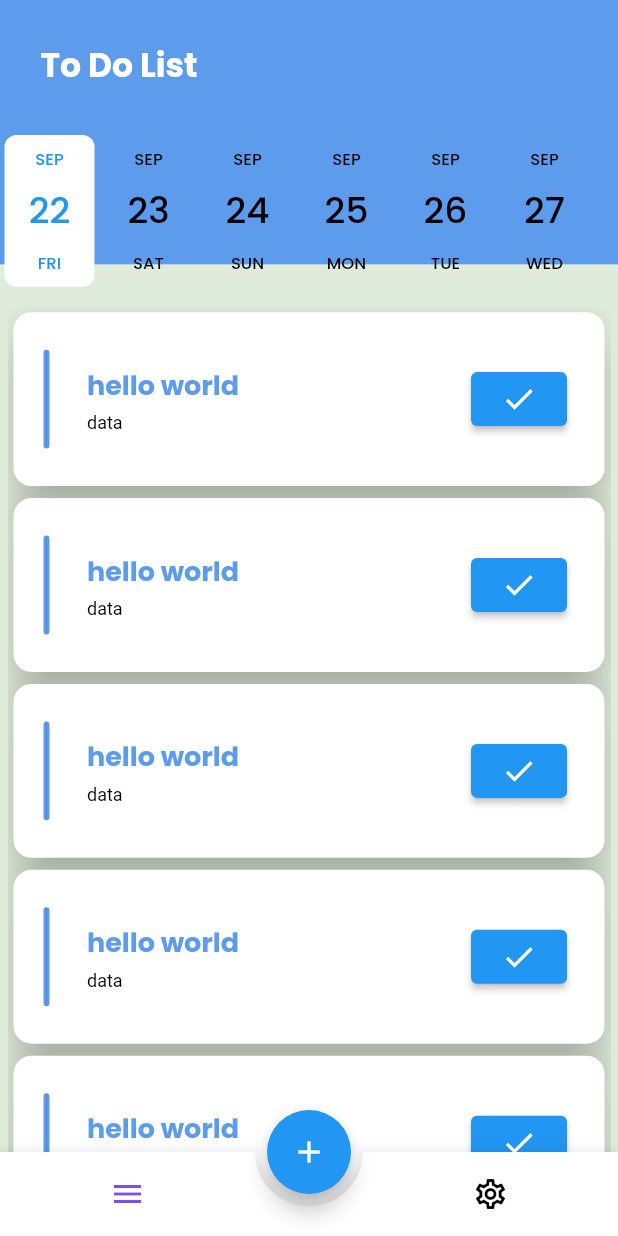
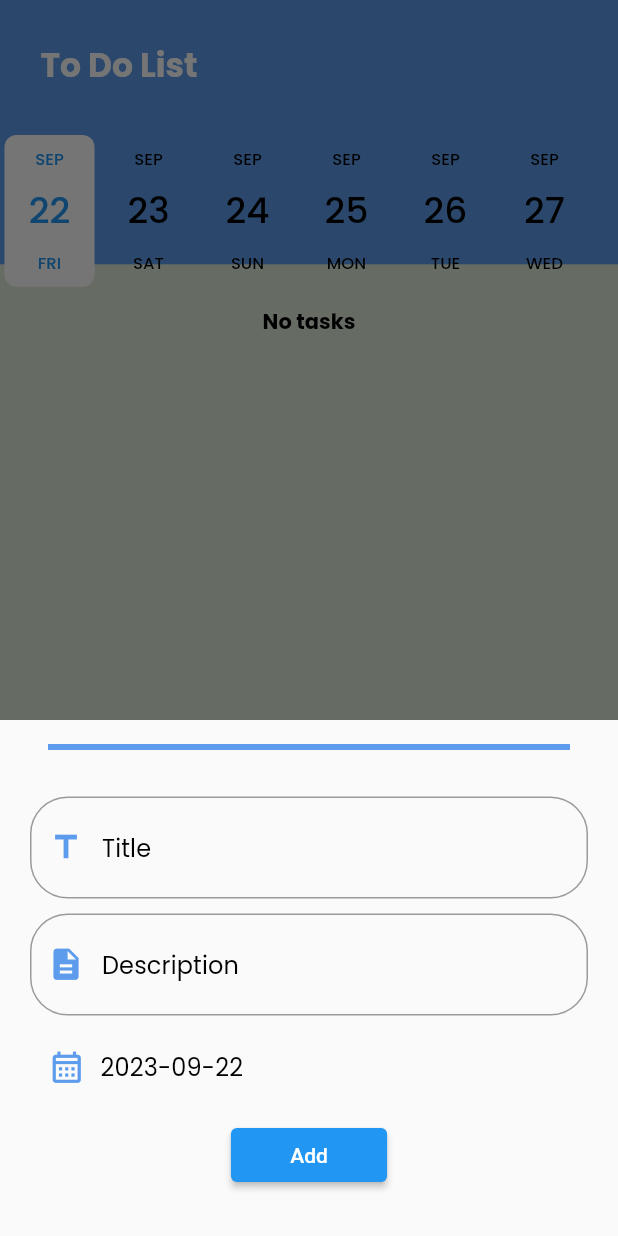
Before and after one commit to Emanpepars/ToDo, a Flutter app: the screen it shows after launch, after a tap on the "add" icon, on a phone screen of 412 x 824 dp. Run offline on Flutter 3.47's test engine with Material 2 defaults, Android fonts, the phone set to English and light mode, and no system bars; drawn by our look-alikes of animated_bottom_navigation_bar, date_picker_timeline, flutter_slidable; our stand-ins replace cloud_firestore, firebase_core, google_fonts; accounts and stored records are empty.

Commit message:
add firebase

```diff
--- /dev/null
+++ b/lib/firebase/firebase_functions.dart
@@ -0,0 +1,32 @@
+import 'package:cloud_firestore/cloud_firestore.dart';
+import 'package:todo/model/task_model.dart';
+
+class FireBaseFunctions{
+  static CollectionReference<TaskModel> getTaskCollection() {
+   return FirebaseFirestore.instance
+        .collection('Tasks')
+        .withConverter(
+        fromFirestore: (snapshot,_)=> TaskModel.fromJson(snapshot.data()!),
+        toFirestore: (task, options) => task.toJson(),
+    );
+  }
+  static Future<void> addTask(TaskModel task){
+    var collection = getTaskCollection();
+    var docRef = collection.doc();
+    task.id = docRef.id;
+    return docRef.set(task);
+  }
+  static deleteTask(String id){
+    return getTaskCollection().doc(id).delete();
+  }
+  static updateTask(String id,TaskModel task){
+    return getTaskCollection().doc(id).update(task.toJson(),
+    );
+  }
+  static Stream<QuerySnapshot<TaskModel>> getTasksFromFireStore(DateTime dateTime){
+    var collection = getTaskCollection();
+    return collection
+        .where("date", isEqualTo: dateTime.millisecondsSinceEpoch)
+        .snapshots();
+  }
+}
--- a/lib/home_layout/home_layout.dart
+++ b/lib/home_layout/home_layout.dart
@@ -2,6 +2,7 @@ import 'package:flutter/material.dart';
 import 'package:provider/provider.dart';
 import 'package:todo/provider/themeProvider.dart';
 import 'package:animated_bottom_navigation_bar/animated_bottom_navigation_bar.dart';
+import 'package:todo/reuseable/widget/addNewTask.dart';
 import 'package:todo/tabs/settings_tab.dart';
 import 'package:todo/tabs/tasks_tab.dart';
 class HomeScreen extends StatefulWidget {
@@ -21,7 +22,7 @@ class _HomeScreenState extends State<HomeScreen> {
     return Container(
       decoration: BoxDecoration(
         image: DecorationImage(
-          image: themeProvider.themeMode == ThemeMode.light ? AssetImage("assets/light_bg.png"):AssetImage("assets/dark_bg.png"),
+          image: themeProvider.themeMode == ThemeMode.light ? const AssetImage("assets/light_bg.png"):const AssetImage("assets/dark_bg.png"),
           fit: BoxFit.fill,
         ),
       ),
@@ -30,16 +31,34 @@ class _HomeScreenState extends State<HomeScreen> {
           extendBody: true,
           body: tabs[_bottomNavIndex],
               floatingActionButton: FloatingActionButton(
-                onPressed: () {  },
+                onPressed: () {
+                  showModalBottomSheet(
+                    isScrollControlled: true,
+                      context: context,
+                      builder: (context) {
+                        return Padding(
+                          padding:  EdgeInsets.only(
+                            bottom: MediaQuery.of(context).viewInsets.bottom,
+                          ),
+                          child: const AddNewTask(),
+                        );
+                      }
+                  );
+                },
+                shape: const StadiumBorder(
+                    side: BorderSide(
+                      color: Colors.white,
+                      width: 4,
+                    ),),
                 child:const Icon(Icons.add),
                 //params
               ),
               floatingActionButtonLocation: FloatingActionButtonLocation.centerDocked,
               bottomNavigationBar: AnimatedBottomNavigationBar(
-                icons: const [Icons.menu, Icons.settings_outlined],
+                icons: const [Icons.backup_table_sharp, Icons.settings_outlined],
                 activeIndex: _bottomNavIndex,
                 gapLocation: GapLocation.center,
-                notchSmoothness: NotchSmoothness.smoothEdge,
+                notchSmoothness: NotchSmoothness.defaultEdge,
                 onTap: (index) => setState(() => _bottomNavIndex = index), //other params
               ),
         ),
--- a/lib/main.dart
+++ b/lib/main.dart
@@ -1,12 +1,18 @@
 import 'package:flutter/material.dart';
 import 'package:provider/provider.dart';
+import 'package:todo/firebase_options.dart';
 import 'package:todo/home_layout/home_layout.dart';
 import 'package:todo/provider/themeProvider.dart';
 import 'package:todo/style/my_theme.dart';
 import 'package:todo/tabs/settings_tab.dart';
 import 'package:todo/tabs/tasks_tab.dart';
+import 'package:firebase_core/firebase_core.dart';
 
-void main() {
+void main() async {
+  WidgetsFlutterBinding.ensureInitialized();
+  await Firebase.initializeApp(
+    options: DefaultFirebaseOptions.currentPlatform,
+  );
   runApp(ChangeNotifierProvider(
       create: (BuildContext context) => ThemeProvider(),
       child: const MyApp()));
--- /dev/null
+++ b/lib/model/task_model.dart
@@ -0,0 +1,34 @@
+class TaskModel {
+  String id;
+  String title;
+  String description;
+  bool state;
+  int date;
+
+  TaskModel({
+    this.id = '',
+    required this.title,
+    required this.description,
+    required this.state,
+    required this.date,
+  });
+
+  TaskModel.fromJson(Map<String , dynamic> json)
+      :this(
+    id: json["id"],
+    title: json["title"],
+    description: json["description"],
+    state: json["state"],
+    date: json["date"],
+  );
+
+   Map<String , dynamic> toJson(){
+    return {
+      "id": id,
+      "title": title,
+      "description": description,
+      "state": state,
+      "date": date,
+    };
+  }
+}
--- /dev/null
+++ b/lib/reuseable/widget/addNewTask.dart
@@ -0,0 +1,167 @@
+import 'package:flutter/material.dart';
+import 'package:todo/firebase/firebase_functions.dart';
+import 'package:todo/model/task_model.dart';
+
+class AddNewTask extends StatefulWidget {
+  const AddNewTask({super.key});
+
+  @override
+  State<AddNewTask> createState() => _AddNewTaskState();
+}
+
+class _AddNewTaskState extends State<AddNewTask> {
+  TextEditingController titleController = TextEditingController();
+
+  TextEditingController descriptionController = TextEditingController();
+
+  var formKey = GlobalKey<FormState>();
+  var selected = DateUtils.dateOnly(
+    DateTime.now(),
+  );
+  @override
+  Widget build(BuildContext context) {
+    return Padding(
+      padding: const EdgeInsets.only(right: 20, left: 20, bottom: 20, top: 10),
+      child: Form(
+        key: formKey,
+        child: Column(
+          mainAxisSize:
+              MainAxisSize.min, // Ensure that the column takes minimal space
+          children: [
+            Divider(
+              thickness: 4,
+              color: Theme.of(context).primaryColor,
+              endIndent: MediaQuery.of(context).size.width % 100,
+              indent: MediaQuery.of(context).size.width % 100,
+            ),
+            const SizedBox(
+              height: 25,
+            ),
+            TextFormField(
+              controller: titleController,
+              validator: (value) {
+                if (value == null || value.isEmpty) {
+                  return "Please Enter Task title";
+                } else if (value.length < 10) {
+                  return "Please Enter at least 10 char";
+                }
+                return null;
+              },
+              decoration: InputDecoration(
+                prefixIcon: Icon(
+                  Icons.title,
+                  size: 25,
+                  color: Theme.of(context).primaryColor,
+                ),
+                label: Text(
+                  "Title",
+                  textAlign: TextAlign.center,
+                  style: Theme.of(context).textTheme.titleSmall,
+                ),
+                // labelStyle: Theme.of(context).textTheme.titleSmall,
+                border:
+                    OutlineInputBorder(borderRadius: BorderRadius.circular(25)),
+              ),
+              textInputAction: TextInputAction.next,
+            ),
+            const SizedBox(
+              height: 10,
+            ),
+            TextFormField(
+              controller: descriptionController,
+              validator: (value) {
+                if (value == null || value.isEmpty) {
+                  return "Please Enter Task Description";
+                }
+                return null;
+              },
+              decoration: InputDecoration(
+                prefixIcon: Icon(
+                  Icons.description,
+                  size: 25,
+                  color: Theme.of(context).primaryColor,
+                ),
+                label: Text(
+                  "Description",
+                  textAlign: TextAlign.center,
+                  style: Theme.of(context).textTheme.titleSmall,
+                ),
+                border: OutlineInputBorder(
+                  borderRadius: BorderRadius.circular(25),
+                ),
+              ),
+            ),
+            const SizedBox(
+              height: 10,
+            ),
+            Padding(
+              padding: const EdgeInsets.all(12.0),
+              child: Row(
+                children: [
+                  Icon(
+                    Icons.calendar_month_outlined,
+                    size: 25,
+                    color: Theme.of(context).primaryColor,
+                  ),
+                  const SizedBox(
+                    width: 10,
+                  ),
+                  InkWell(
+                    onTap: () {
+                      chooseDate();
+                    },
+                    child: Text(
+                      selected.toString().substring(0, 10),
+                      style: Theme.of(context).textTheme.titleSmall,
+                    ),
+                  ),
+                ],
+              ),
+            ),
+            const SizedBox(
+              height: 10,
+            ),
+            ElevatedButton(
+              onPressed: () {
+                if (formKey.currentState!.validate()) {
+                  TaskModel task = TaskModel(
+                    title: titleController.text,
+                    description: descriptionController.text,
+                    state: false,
+                    date: selected.millisecondsSinceEpoch,
+                  );
+                  FireBaseFunctions.addTask(task).then(
+                    (value) => Navigator.pop(context),
+                  );
+                }
+              },
+              child: const Padding(
+                padding: EdgeInsets.symmetric(horizontal: 20.0),
+                child: Text(
+                  " Add ",
+                ),
+              ),
+            ),
+            const SizedBox(
+              height: 10,
+            ),
+          ],
+        ),
+      ),
+    );
+  }
+
+  void chooseDate() async {
+    DateTime? selectedDate = await showDatePicker(
+      context: context,
+      initialDate: DateTime.now(),
+      firstDate: DateTime.now(),
+      lastDate: DateTime.now().add(const Duration(days: 360 * 22)),
+    );
+    if (selectedDate != null) {
+      setState(() {
+        selected = DateUtils.dateOnly(selectedDate);
+      });
+    }
+  }
+}
--- a/lib/tabs/tasks_tab.dart
+++ b/lib/tabs/tasks_tab.dart
@@ -1,8 +1,8 @@
 import 'package:date_picker_timeline/date_picker_widget.dart';
 import 'package:flutter/material.dart';
-import 'package:flutter_slidable/flutter_slidable.dart';
+import 'package:todo/firebase/firebase_functions.dart';
+import 'package:todo/model/task_model.dart';
 import 'package:todo/reuseable/widget/task_card.dart';
-import 'package:todo/style/my_theme.dart';
 
 class TasksTab extends StatefulWidget {
   const TasksTab({Key? key}) : super(key: key);
@@ -39,17 +39,37 @@ class _TasksTabState extends State<TasksTab> {
             });
           },
         ),
-        const SizedBox(height: 10,),
-        Expanded(
-          child: Padding(
-            padding: const EdgeInsets.symmetric(horizontal: 5,),
-            child: ListView.builder(
-              itemBuilder: (context, index) => const TaskCard(),
-              itemCount: 8,
-            ),
-          ),
+        const SizedBox(
+          height: 10,
         ),
+        StreamBuilder(
+            stream: FireBaseFunctions.getTasksFromFireStore(dateTime),
+            builder:
+                (context, snapshot) {
+              if (snapshot.hasError) {
+                return const Text('Something went wrong');
+              }
+              if (snapshot.connectionState == ConnectionState.waiting) {
+                return const Center(child: CircularProgressIndicator());
+              }
 
+              List<TaskModel> tasks = snapshot.data?.docs.map((task) => task.data()).toList() ?? [];
+              if(tasks.isEmpty){
+                return const Center(child: Text("No tasks"));
+              }
+               return Expanded(
+                 child: Padding(
+                   padding: const EdgeInsets.all(8.0),
+                   child: ListView.builder(
+                     itemBuilder: (context, index) {
+                       return TaskCard(tasks[index]);
+                     },
+                     itemCount: tasks.length,
+                   ),
+                 ),
+               );
+            },
+        ),
       ],
     );
   }
--- a/pubspec.yaml
+++ b/pubspec.yaml
@@ -41,6 +41,8 @@ dependencies:
   date_picker_timeline: ^1.2.5
   flutter_slidable: ^3.0.0
   provider: ^6.0.5
+  firebase_core: ^2.16.0
+  cloud_firestore: ^4.9.2
 
 dev_dependencies:
   flutter_test:
```
Also changed, not shown: lib/reuseable/widget/task_card.dart (+64 -17 lines), lib/tabs/settings_tab.dart (+69 -59 lines), lib/firebase_options.dart (added), pubspec.lock, 4 other files.
